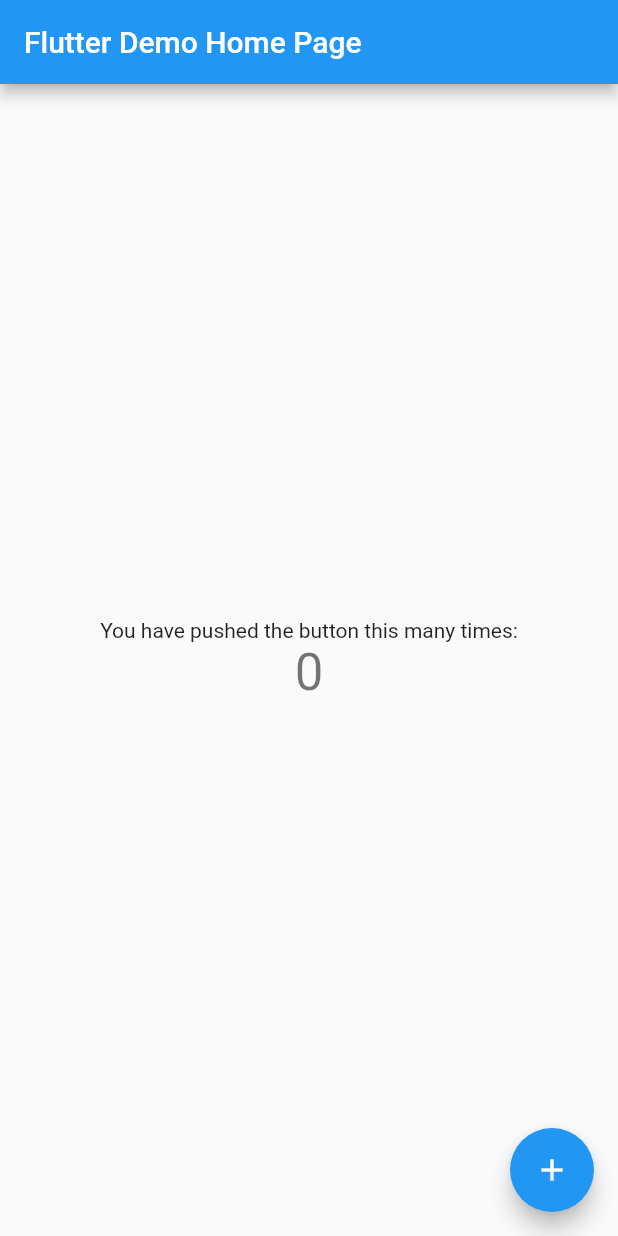
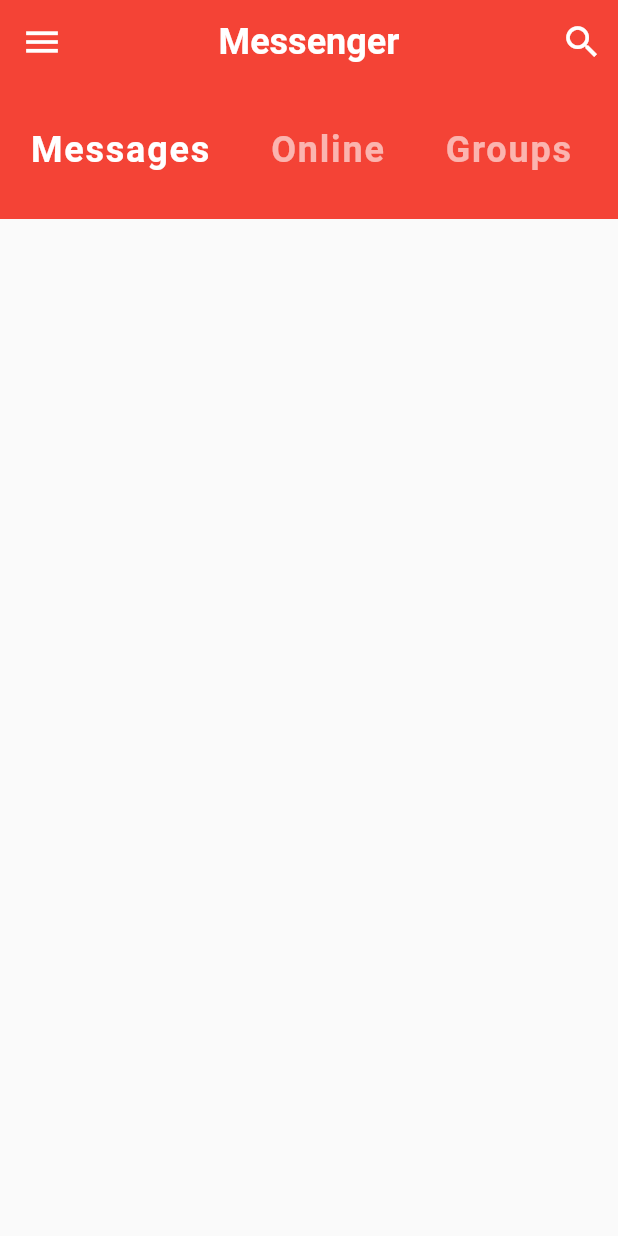
Before and after one commit to RahulNagaraj/flutter_chat_ui, a Flutter app: the screen it shows after launch, on a phone screen of 412 x 824 dp. Run offline on Flutter 3.47's test engine with Material 2 defaults, Android fonts, the phone set to English and light mode, and no system bars.

Commit message:
display categories section

```diff
--- a/lib/main.dart
+++ b/lib/main.dart
@@ -1,111 +1,18 @@
 import 'package:flutter/material.dart';
+
+import 'screens/home_screen.dart';
 
 void main() => runApp(MyApp());
 
 class MyApp extends StatelessWidget {
-  // This widget is the root of your application.
   @override
   Widget build(BuildContext context) {
     return MaterialApp(
-      title: 'Flutter Demo',
-      theme: ThemeData(
-        // This is the theme of your application.
-        //
-        // Try running your application with "flutter run". You'll see the
-        // application has a blue toolbar. Then, without quitting the app, try
-        // changing the primarySwatch below to Colors.green and then invoke
-        // "hot reload" (press "r" in the console where you ran "flutter run",
-        // or simply save your changes to "hot reload" in a Flutter IDE).
-        // Notice that the counter didn't reset back to zero; the application
-        // is not restarted.
-        primarySwatch: Colors.blue,
-      ),
-      home: MyHomePage(title: 'Flutter Demo Home Page'),
+      title: 'Messenger',
+      debugShowCheckedModeBanner: false,
+      theme:
+          ThemeData(primaryColor: Colors.red, accentColor: Color(0xFFFEF9EB)),
+      home: HomeScreen(),
     );
   }
 }
-
-class MyHomePage extends StatefulWidget {
-  MyHomePage({Key key, this.title}) : super(key: key);
-
-  // This widget is the home page of your application. It is stateful, meaning
-  // that it has a State object (defined below) that contains fields that affect
-  // how it looks.
-
-  // This class is the configuration for the state. It holds the values (in this
-  // case the title) provided by the parent (in this case the App widget) and
-  // used by the build method of the State. Fields in a Widget subclass are
-  // always marked "final".
-
-  final String title;
-
-  @override
-  _MyHomePageState createState() => _MyHomePageState();
-}
-
-class _MyHomePageState extends State<MyHomePage> {
-  int _counter = 0;
-
-  void _incrementCounter() {
-    setState(() {
-      // This call to setState tells the Flutter framework that something has
-      // changed in this State, which causes it to rerun the build method below
-      // so that the display can reflect the updated values. If we changed
-      // _counter without calling setState(), then the build method would not be
-      // called again, and so nothing would appear to happen.
-      _counter++;
-    });
-  }
-
-  @override
-  Widget build(BuildContext context) {
-    // This method is rerun every time setState is called, for instance as done
-    // by the _incrementCounter method above.
-    //
-    // The Flutter framework has been optimized to make rerunning build methods
-    // fast, so that you can just rebuild anything that needs updating rather
-    // than having to individually change instances of widgets.
-    return Scaffold(
-      appBar: AppBar(
-        // Here we take the value from the MyHomePage object that was created by
-        // the App.build method, and use it to set our appbar title.
-        title: Text(widget.title),
-      ),
-      body: Center(
-        // Center is a layout widget. It takes a single child and positions it
-        // in the middle of the parent.
-        child: Column(
-          // Column is also a layout widget. It takes a list of children and
-          // arranges them vertically. By default, it sizes itself to fit its
-          // children horizontally, and tries to be as tall as its parent.
-          //
-          // Invoke "debug painting" (press "p" in the console, choose the
-          // "Toggle Debug Paint" action from the Flutter Inspector in Android
-          // Studio, or the "Toggle Debug Paint" command in Visual Studio Code)
-          // to see the wireframe for each widget.
-          //
-          // Column has various properties to control how it sizes itself and
-          // how it positions its children. Here we use mainAxisAlignment to
-          // center the children vertically; the main axis here is the vertical
-          // axis because Columns are vertical (the cross axis would be
-          // horizontal).
-          mainAxisAlignment: MainAxisAlignment.center,
-          children: <Widget>[
-            Text(
-              'You have pushed the button this many times:',
-            ),
-            Text(
-              '$_counter',
-              style: Theme.of(context).textTheme.display1,
-            ),
-          ],
-        ),
-      ),
-      floatingActionButton: FloatingActionButton(
-        onPressed: _incrementCounter,
-        tooltip: 'Increment',
-        child: Icon(Icons.add),
-      ), // This trailing comma makes auto-formatting nicer for build methods.
-    );
-  }
-}
--- /dev/null
+++ b/lib/screens/home_screen.dart
@@ -0,0 +1,43 @@
+import 'package:flutter/material.dart';
+
+import '../widgets/category_selector.dart';
+
+class HomeScreen extends StatefulWidget {
+  @override
+  _HomeScreenState createState() => _HomeScreenState();
+}
+
+class _HomeScreenState extends State<HomeScreen> {
+  @override
+  Widget build(BuildContext context) {
+    return Scaffold(
+      appBar: AppBar(
+        centerTitle: true,
+        leading: IconButton(
+          icon: Icon(Icons.menu),
+          color: Colors.white,
+          iconSize: 28.0,
+          onPressed: () {},
+        ),
+        title: Text(
+          'Messenger',
+          style: TextStyle(fontSize: 24.0, fontWeight: FontWeight.bold),
+        ),
+        actions: <Widget>[
+          IconButton(
+            icon: Icon(Icons.search),
+            color: Colors.white,
+            iconSize: 28.0,
+            onPressed: () {},
+          ),
+        ],
+        elevation: 0.0,
+      ),
+      body: Column(
+        children: <Widget>[
+          CategorySelector(),
+        ],
+      ),
+    );
+  }
+}
--- /dev/null
+++ b/lib/widgets/category_selector.dart
@@ -0,0 +1,45 @@
+import 'package:flutter/material.dart';
+
+class CategorySelector extends StatefulWidget {
+  @override
+  _CategorySelectorState createState() => _CategorySelectorState();
+}
+
+class _CategorySelectorState extends State<CategorySelector> {
+  int selectedIndex = 0;
+  List<String> categories = ['Messages', 'Online', 'Groups', 'Requests'];
+
+  @override
+  Widget build(BuildContext context) {
+    return Container(
+      height: 90,
+      color: Theme.of(context).primaryColor,
+      child: ListView.builder(
+          scrollDirection: Axis.horizontal,
+          itemCount: categories.length,
+          itemBuilder: (BuildContext context, int index) {
+            return GestureDetector(
+              onTap: () {
+                setState(() {
+                  selectedIndex = index;
+                });
+              },
+              child: Padding(
+                padding: const EdgeInsets.symmetric(
+                    horizontal: 20.0, vertical: 30.0),
+                child: Text(
+                  categories[index],
+                  style: TextStyle(
+                      color: index == selectedIndex
+                          ? Colors.white
+                          : Colors.white60,
+                      fontSize: 24.0,
+                      fontWeight: FontWeight.bold,
+                      letterSpacing: 1.2),
+                ),
+              ),
+            );
+          }),
+    );
+  }
+}
--- a/pubspec.yaml
+++ b/pubspec.yaml
@@ -41,7 +41,8 @@ flutter:
   uses-material-design: true
 
   # To add assets to your application, add an assets section, like this:
-  # assets:
+  assets:
+    - assets/images/
   #  - images/a_dot_burr.jpeg
   #  - images/a_dot_ham.jpeg
 
```
Also changed, not shown: lib/models/message_model.dart (added, +133 -0 lines), lib/models/user_model.dart (added, +7 -0 lines), assets/images/greg.jpg (added), assets/images/james.jpg (added), assets/images/john.jpg (added), assets/images/olivia.jpg (added), assets/images/sam.jpg (added), assets/images/sophia.jpg (added), assets/images/steven.jpg (added).
